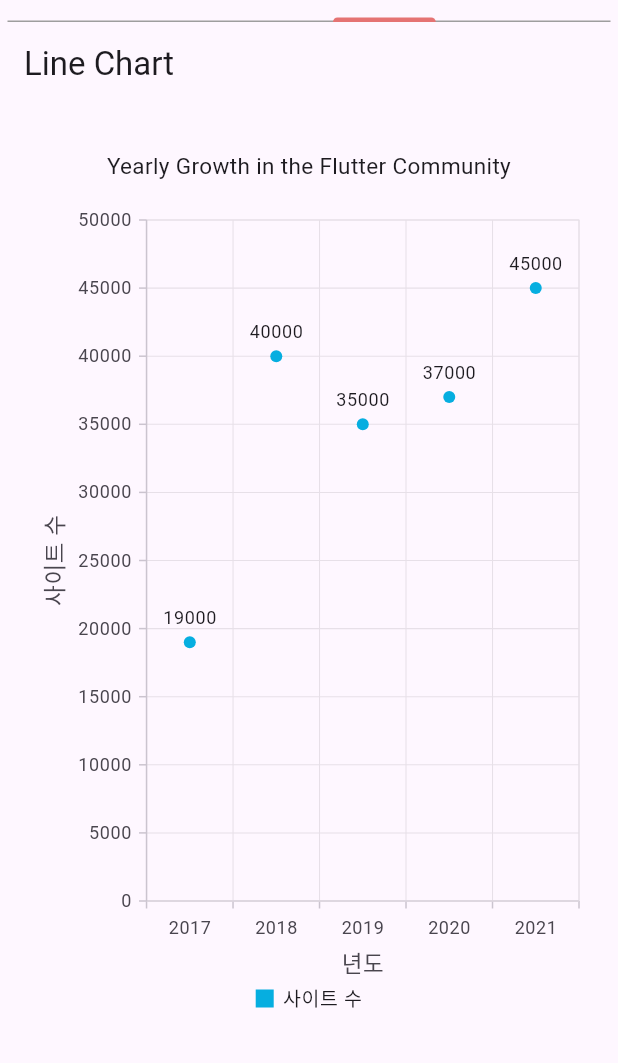
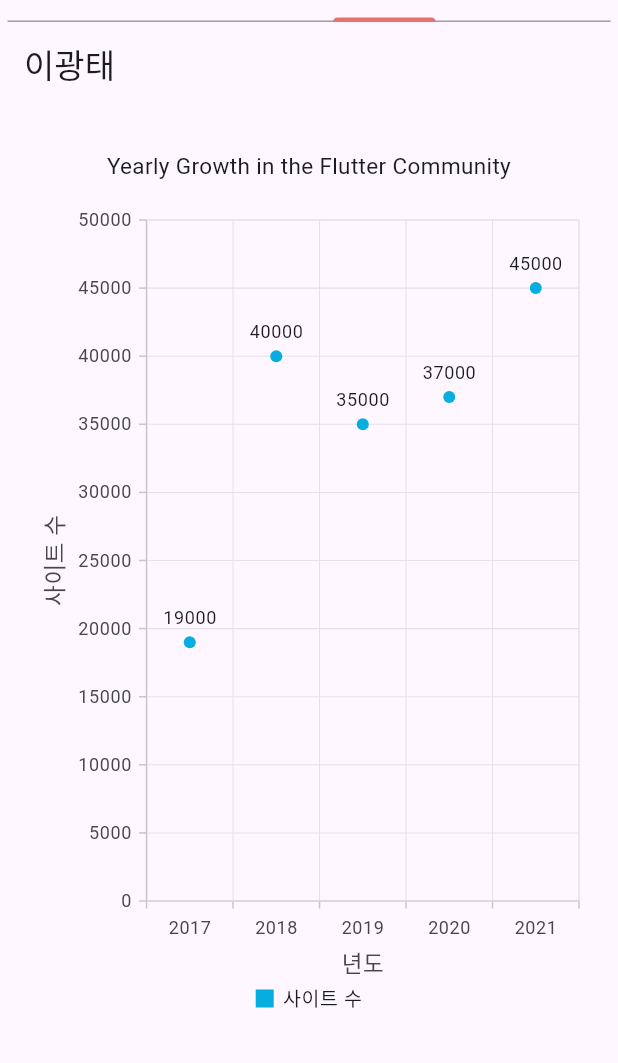
Before and after one commit to b0ksir1/team3, a Flutter app: the screen it shows after launch, tab 3 chosen, on a phone screen of 412 x 824 dp, the part 173-1236 px from its top. Run offline on Flutter 3.47's test engine with Material 3 defaults, Android fonts, the phone set to English and light mode, and no system bars; our stand-ins replace get, syncfusion_flutter_charts.

Commit message:
AppBart title changed by GT

```diff
--- a/lib/view/tab/scatterChart.dart
+++ b/lib/view/tab/scatterChart.dart
@@ -36,7 +36,7 @@ class _ScatterChartState extends State<ScatterChart> {
   Widget build(BuildContext context) {
     return Scaffold(
       appBar: AppBar(
-        title: Text('Line Chart'),
+        title: Text('이광태'),
       ),
       body: Center(
         child: SizedBox(
```
